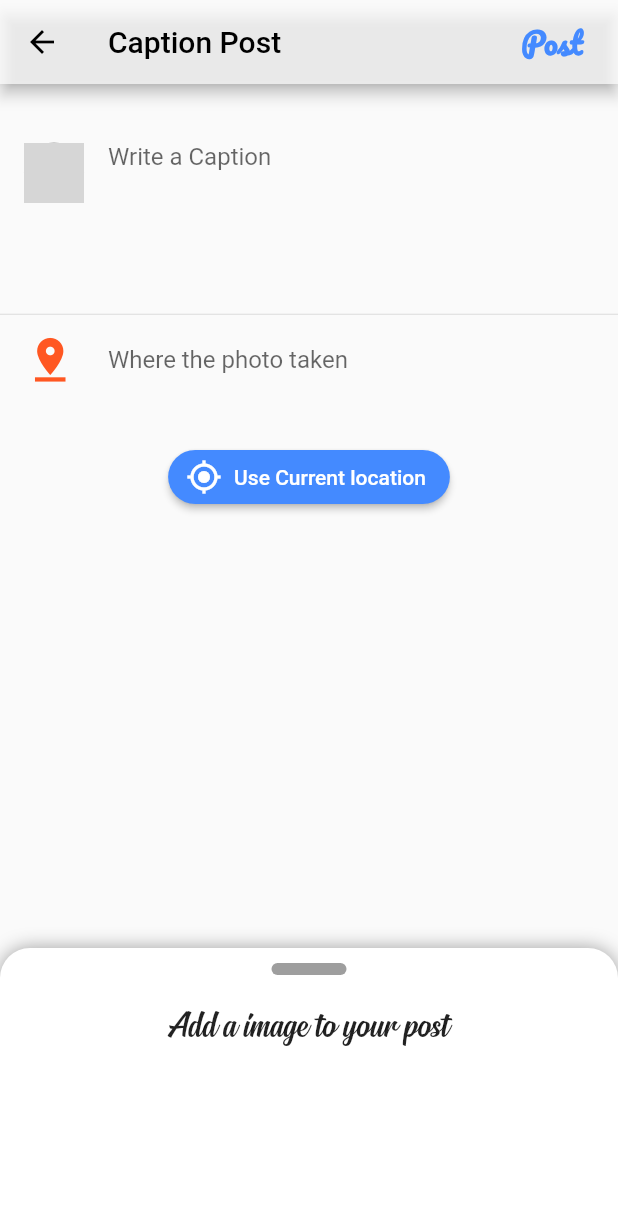
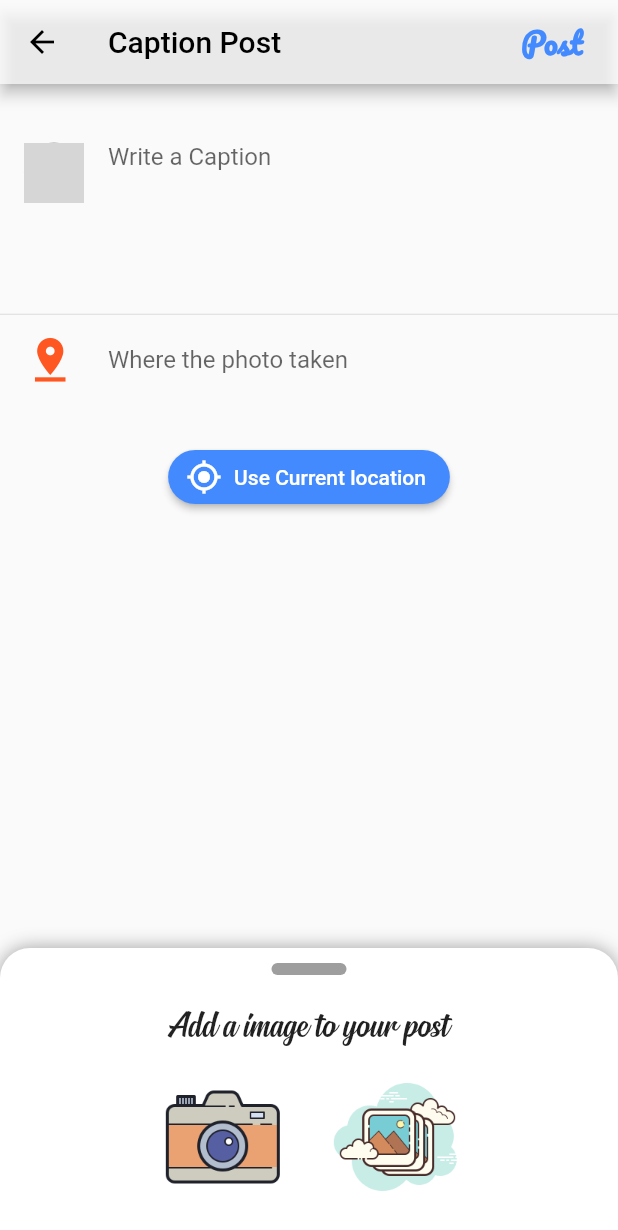
Before and after one commit to Ashrafulgafurtantan/First-Flutter-Project, a Flutter app: the Upload screen opened directly, after a tap on "Upload", on a phone screen of 412 x 824 dp. Shown: the top 1230 px of the screen. Run offline on Flutter 3.47's test engine with Material 2 defaults, Android fonts, the phone set to English and light mode, and no system bars; our stand-ins replace cached_network_image, cloud_firestore, firebase_messaging, firebase_storage, flutter_slidable, flutter_spinkit and 8 more; missing offline and left inert: animator, storage_path; accounts and stored records are empty; network calls fail; grey boxes are pictures that could not be loaded.

Commit message:
gallery and camera added in upload state

```diff
--- a/lib/pages/upload.dart
+++ b/lib/pages/upload.dart
@@ -8,7 +8,6 @@ import 'package:flutter/widgets.dart';
 import 'package:flutter_svg/flutter_svg.dart';
 import 'package:font_awesome_flutter/font_awesome_flutter.dart';
 import 'package:geolocator/geolocator.dart';
-import 'package:image_picker/image_picker.dart';
 import 'package:path_provider/path_provider.dart';
 import 'package:image/image.dart' as Im;
 import 'package:useallfeatures/home.dart';
@@ -16,6 +15,7 @@ import 'package:useallfeatures/models/user.dart';
 import 'package:useallfeatures/progress.dart';
 import 'package:uuid/uuid.dart';
 import 'package:storage_path/storage_path.dart';
+import 'package:image_picker/image_picker.dart';
 
 
 
@@ -37,6 +37,7 @@ class Upload extends StatefulWidget {
 
 class _UploadState extends State<Upload> with AutomaticKeepAliveClientMixin
 <Upload>{
+  ImagePicker picker;
   File file;
   bool fileNull =true;
   bool isUploadScreen = false;
@@ -107,19 +108,22 @@ class _UploadState extends State<Upload> with AutomaticKeepAliveClientMixin
 
 
   fromGalleryHandle()async{
-    Navigator.pop(context);
-    File f=await ImagePicker.pickImage(source: ImageSource.gallery, maxWidth: 960,maxHeight: 675);
-    if(f!=null)
-    //  print('file not null');
+    final f =  await picker.getImage(source: ImageSource.gallery);
     setState(() {
-      file=f;
+      file=File(f.path);
+
+      //file = f;
+      fileNull = false;
+
     });
   }
   fromCameraHandle()async{
-    Navigator.pop(context);
-    File f=await ImagePicker.pickImage(source: ImageSource.camera, maxWidth: 960,maxHeight: 675);
+  //  File f=await ImagePicker.pickImage(source: ImageSource.camera, maxWidth: 960,maxHeight: 675);
+    final f = await picker.getImage(source:ImageSource.camera );
     setState(() {
-      file=f;
+      file=File(f.path);
+      fileNull = false;
+
     });
   }
 
@@ -441,6 +445,46 @@ class _UploadState extends State<Upload> with AutomaticKeepAliveClientMixin
                               ),
                             ),
                           ),
+
+                          Padding(
+                            padding: const EdgeInsets.all(10.0),
+                            child: Row(
+                            //  crossAxisAlignment: CrossAxisAlignment.end,
+                              mainAxisAlignment:MainAxisAlignment.center,
+                              children: <Widget>[
+                                GestureDetector(
+                                  onTap:fromCameraHandle,
+
+                                  child: Container(
+                                    width:100,
+                                    height: 100,
+                                    decoration: BoxDecoration(
+
+                                      image: DecorationImage(
+                                        image: AssetImage('assets/images/camera.png'),
+                                        fit: BoxFit.cover
+                                      )
+                                    ),
+                                  ),
+                                ),
+                                SizedBox(width: 15,),
+                                GestureDetector(
+                                  onTap:fromGalleryHandle,
+                                  child: Container(
+                                    width:100,
+                                    height: 100,
+                                    decoration: BoxDecoration(
+                                        image: DecorationImage(
+                                            image: AssetImage('assets/images/gallery.png'),
+                                            fit: BoxFit.cover
+                                        )
+                                    ),
+                                  ),
+                                ),
+
+                              ],
+                            ),
+                          ),
                           SizedBox(height: 10,),
                           GridView.count(
                             crossAxisCount: 3,
@@ -466,14 +510,15 @@ class _UploadState extends State<Upload> with AutomaticKeepAliveClientMixin
   @override
   void initState() {
     super.initState ( );
+     picker = ImagePicker();
+
     locationController = TextEditingController();
     captionController = TextEditingController();
     getImagesPath();
   }
 
+
   bool get wantKeepAlive =>true;
-
-
   Widget build(BuildContext context) {
 
     super.build(context);
--- a/lib/widgets/post.dart
+++ b/lib/widgets/post.dart
@@ -4,6 +4,7 @@ import 'package:cached_network_image/cached_network_image.dart';
 import 'package:cloud_firestore/cloud_firestore.dart';
 import 'package:flutter/foundation.dart';
 import 'package:flutter/material.dart';
+import 'package:font_awesome_flutter/font_awesome_flutter.dart';
 import 'package:useallfeatures/models/user.dart';
 import 'package:useallfeatures/pages/profile.dart';
 import 'package:useallfeatures/pages/upload.dart';
@@ -348,7 +349,7 @@ class _PostState extends State<Post> {
 
             ),
             SizedBox(width: 10,),
-            IconButton(icon: Icon(Icons.chat,color: Colors.teal[700],),
+            IconButton(icon: Icon(FontAwesomeIcons.comment,color: Colors.teal[700],),
               onPressed: comment,
             ),
 
--- a/pubspec.yaml
+++ b/pubspec.yaml
@@ -28,8 +28,9 @@ dependencies:
   # The following adds the Cupertino Icons font to your application.
   # Use with the CupertinoIcons class for iOS style icons.
   cloud_firestore: ^0.13.6
-  image_picker: ^0.6.0+2
   firebase_storage: ^3.1.6
+  image_picker: ^0.6.7+2
+
   firebase_auth: ^0.16.1
   google_sign_in: ^4.5.1
   flutter_spinkit: "^4.1.2"
```
Also changed, not shown: assets/images/camera.png (added), assets/images/gallery.png (added), pubspec.lock.
